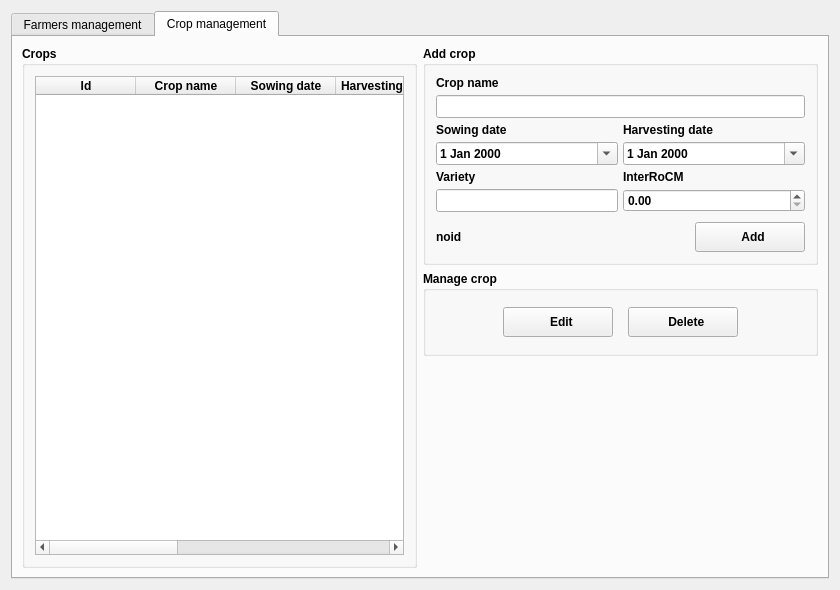
Above: gui/lpc_team/farmer_manager_new.ui from franciscocamellon/lallemand_plant_care before the change. Below: the same form after it.
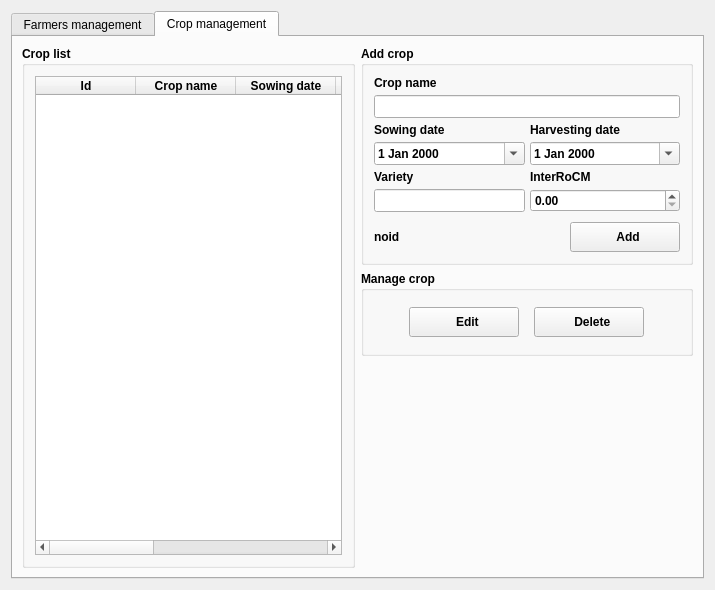
That is the form after the change. The open tabs and pages were chosen to show the change. Icons and pictures are not drawn.

What changed in the file:
```diff
--- a/gui/lpc_team/farmer_manager_new.ui
+++ b/gui/lpc_team/farmer_manager_new.ui
@@ -6,16 +6,22 @@
    <rect>
     <x>0</x>
     <y>0</y>
-    <width>840</width>
+    <width>715</width>
     <height>590</height>
    </rect>
   </property>
   <property name="minimumSize">
    <size>
-    <width>840</width>
+    <width>715</width>
     <height>590</height>
    </size>
   </property>
+  <property name="maximumSize">
+   <size>
+    <width>16777215</width>
+    <height>16777215</height>
+   </size>
+  </property>
   <property name="windowTitle">
    <string>Dialog</string>
   </property>
@@ -645,7 +651,7 @@
           </font>
          </property>
          <property name="title">
-          <string>Crops</string>
+          <string>Crop list</string>
          </property>
          <layout class="QGridLayout" name="gridLayout_11">
           <property name="leftMargin">
@@ -739,6 +745,18 @@
              <verstretch>0</verstretch>
             </sizepolicy>
            </property>
+           <property name="minimumSize">
+            <size>
+             <width>0</width>
+             <height>200</height>
+            </size>
+           </property>
+           <property name="maximumSize">
+            <size>
+             <width>340</width>
+             <height>16777215</height>
+            </size>
+           </property>
            <property name="font">
             <font>
              <weight>75</weight>
@@ -1035,8 +1053,8 @@
            </property>
            <property name="maximumSize">
             <size>
-             <width>16777215</width>
-             <height>120</height>
+             <width>340</width>
+             <height>16777215</height>
             </size>
            </property>
            <property name="font">
```
Left out of the diff: 2 changed lines with no effect on the pictures.
